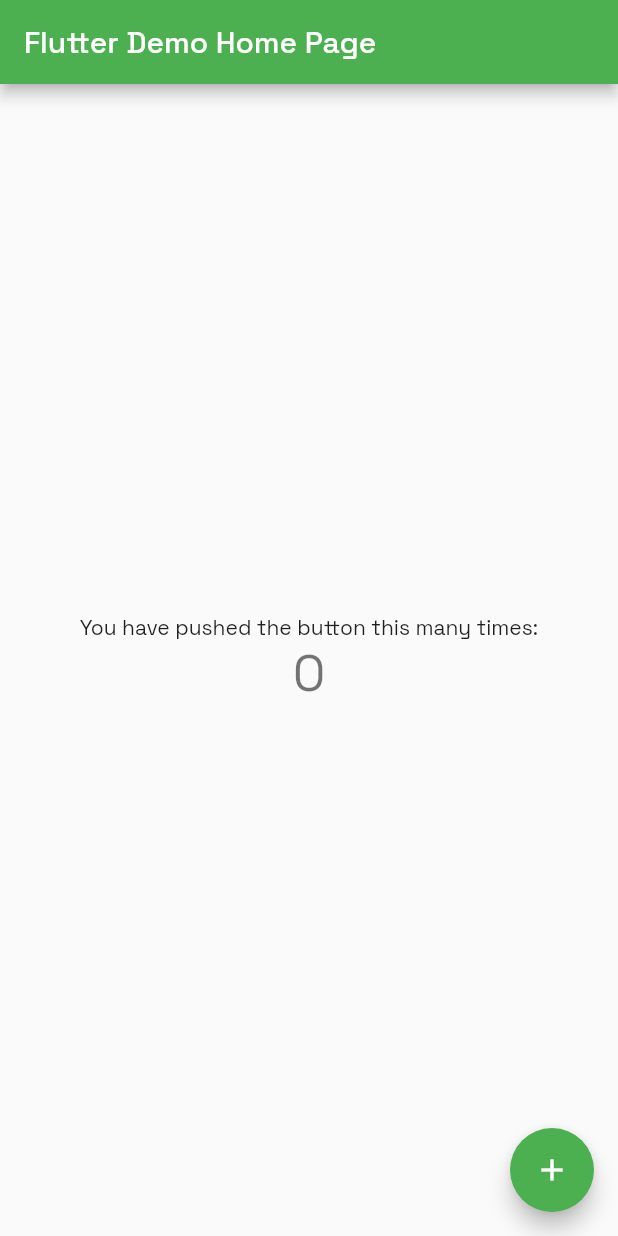
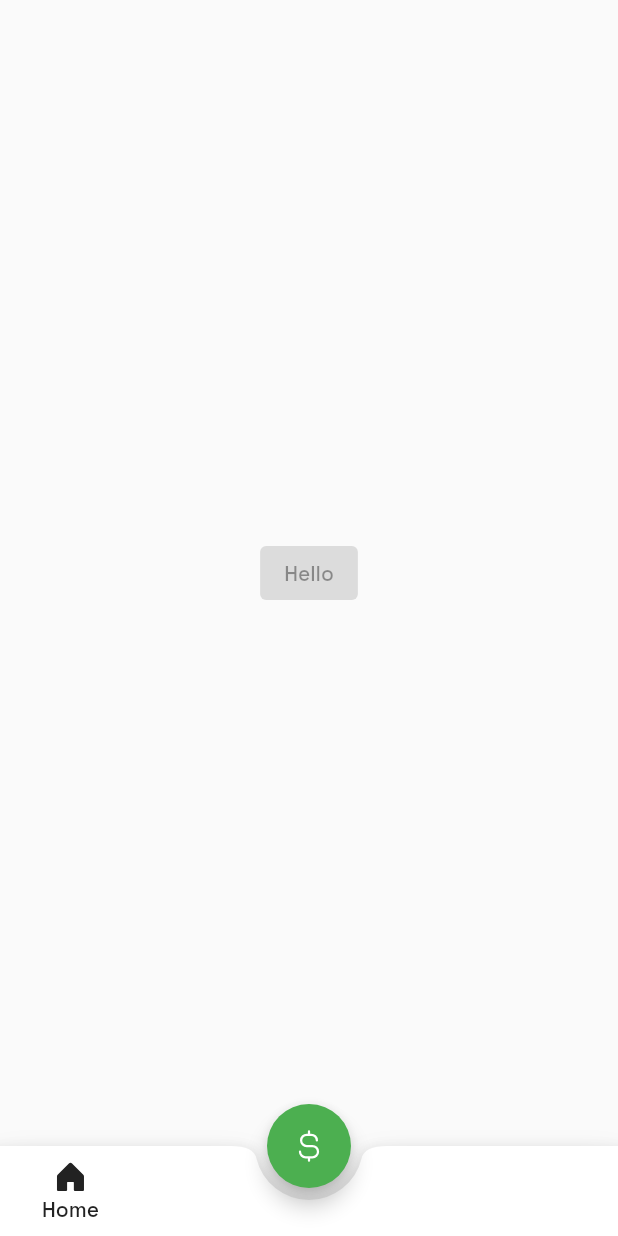
Before and after one commit to heloineto/foresight, a Flutter app: the screen it shows after launch, on a phone screen of 412 x 824 dp. Run offline on Flutter 3.47's test engine with Material 2 defaults, Android fonts, the phone set to English and light mode, and no system bars; our stand-ins replace firebase_core, google_fonts, phosphor_flutter; missing offline and left inert: tailwind_colors; accounts and stored records are empty.

Commit message:
feat: added bottom nav bar

```diff
--- a/analysis_options.yaml
+++ b/analysis_options.yaml
@@ -23,7 +23,6 @@
   # producing the lint.
   rules:
     # avoid_print: false  # Uncomment to disable the `avoid_print` rule
-    # prefer_single_quotes: true  # Uncomment to enable the `prefer_single_quotes` rule
-
+    prefer_single_quotes: true
 # Additional information about this file can be found at
 # https://dart.dev/guides/language/analysis-options
--- a/lib/home/home.dart
+++ b/lib/home/home.dart
@@ -1,10 +1,58 @@
 import 'package:flutter/material.dart';
+import 'package:phosphor_flutter/phosphor_flutter.dart';
+import 'package:tailwind_colors/tailwind_colors.dart';
 
-class Home extends StatelessWidget {
-  const Home({super.key});
+class HomePage extends StatelessWidget {
+  const HomePage({super.key});
 
   @override
   Widget build(BuildContext context) {
-    return Container();
+    return Scaffold(
+      body: const Center(
+        child: ElevatedButton(
+          onPressed: null,
+          child: Text('Hello'),
+        ),
+      ),
+      floatingActionButtonLocation: FloatingActionButtonLocation.centerDocked,
+      floatingActionButton: FloatingActionButton(
+        onPressed: () {},
+        backgroundColor: TW3Colors.emerald,
+        child: const Icon(PhosphorIcons.currencyDollarSimple),
+      ),
+      bottomNavigationBar: BottomAppBar(
+        shape: const CircularNotchedRectangle(),
+        notchMargin: 8,
+        color: TW3Colors.slate.shade300,
+        child: Container(
+          height: 60,
+          padding: const EdgeInsets.symmetric(horizontal: 12, vertical: 6),
+          child: Row(
+            mainAxisAlignment: MainAxisAlignment.spaceBetween,
+            children: [
+              MaterialButton(
+                minWidth: 40,
+                onPressed: () {},
+                child: Column(
+                  mainAxisAlignment: MainAxisAlignment.center,
+                  children: [
+                    Icon(
+                      PhosphorIcons.houseFill,
+                      color: TW3Colors.slate.shade500,
+                    ),
+                    const Text('Home'),
+                  ],
+                ),
+              ),
+              const SizedBox(width: 24),
+            ],
+          ),
+        ),
+        // IconTheme(
+        //   data: IconThemeData(color: Theme.of(context).colorScheme.onPrimary),
+        //   child:
+        // ),
+      ),
+    );
   }
 }
--- a/lib/investments/investments.dart
+++ b/lib/investments/investments.dart
@@ -1,7 +1,7 @@
 import 'package:flutter/material.dart';
 
-class Investments extends StatelessWidget {
-  const Investments({super.key});
+class InvestmentsPage extends StatelessWidget {
+  const InvestmentsPage({super.key});
 
   @override
   Widget build(BuildContext context) {
--- a/lib/main.dart
+++ b/lib/main.dart
@@ -1,7 +1,14 @@
+// import 'package:firebase_core/firebase_core.dart';
+// import 'package:foresight/firebase_options.dart';
 import 'package:flutter/material.dart';
+import 'package:foresight/routes.dart';
 import 'package:google_fonts/google_fonts.dart';
 
-void main() {
+Future<void> main() async {
+  // await Firebase.initializeApp(
+  //   options: DefaultFirebaseOptions.currentPlatform,
+  // );
+
   runApp(const MyApp());
 }
 
@@ -12,60 +19,13 @@
   Widget build(BuildContext context) {
     return MaterialApp(
       title: 'Flutter Demo',
+      routes: routes,
       theme: ThemeData(
         primarySwatch: Colors.green,
         textTheme: GoogleFonts.spaceGroteskTextTheme(
           Theme.of(context).textTheme,
         ),
       ),
-      home: const MyHomePage(title: 'Flutter Demo Home Page'),
     );
   }
 }
-
-class MyHomePage extends StatefulWidget {
-  const MyHomePage({super.key, required this.title});
-
-  final String title;
-
-  @override
-  State<MyHomePage> createState() => _MyHomePageState();
-}
-
-class _MyHomePageState extends State<MyHomePage> {
-  int _counter = 0;
-
-  void _incrementCounter() {
-    setState(() {
-      _counter++;
-    });
-  }
-
-  @override
-  Widget build(BuildContext context) {
-    return Scaffold(
-      appBar: AppBar(
-        title: Text(widget.title),
-      ),
-      body: Center(
-        child: Column(
-          mainAxisAlignment: MainAxisAlignment.center,
-          children: <Widget>[
-            const Text(
-              'You have pushed the button this many times:',
-            ),
-            Text(
-              '$_counter',
-              style: Theme.of(context).textTheme.headline4,
-            ),
-          ],
-        ),
-      ),
-      floatingActionButton: FloatingActionButton(
-        onPressed: _incrementCounter,
-        tooltip: 'Increment',
-        child: const Icon(Icons.add),
-      ),
-    );
-  }
-}
--- a/pubspec.yaml
+++ b/pubspec.yaml
@@ -37,6 +37,9 @@
   # Use with the CupertinoIcons class for iOS style icons.
   cupertino_icons: ^1.0.2
   google_fonts: ^3.0.1
+  firebase_core: ^1.24.0
+  phosphor_flutter: ^1.4.0
+  tailwind_colors: ^0.3.1
 
 dev_dependencies:
   flutter_test:
```
Also changed, not shown: lib/enter/enter.dart (+10 -3 lines), lib/routes.dart (+10 -0 lines), lib/firebase_options.dart (added), pubspec.lock, 8 other files.
